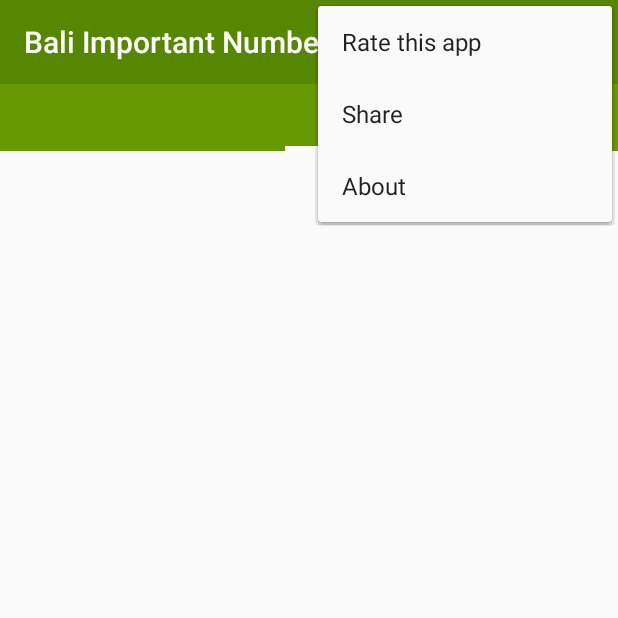
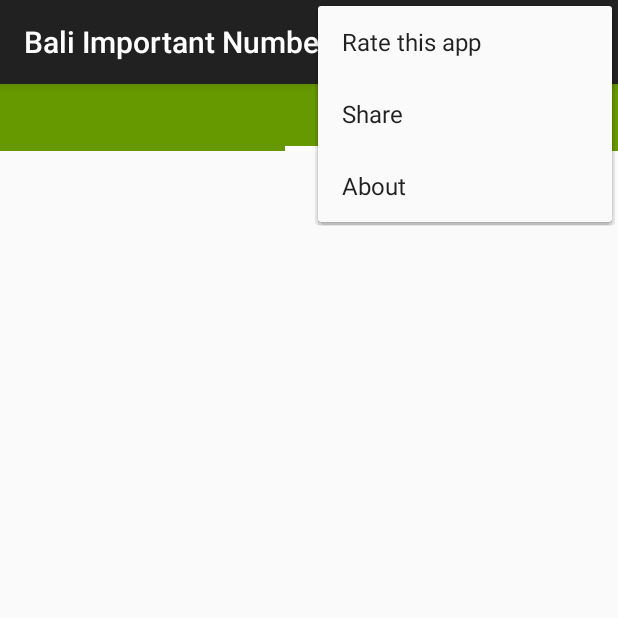
Before and after one commit to apps4bali/bali-important-numbers, an Android app: the screen it shows after launch (MainActivity), with the options menu open, on a phone screen of 412 x 824 dp, the top half of it. Run offline under Robolectric (Android 15) with nearby library versions, the phone set to English and light mode, and no system bars; our stand-ins replace Firebase (no records; nobody signed in at launch, a user with empty details on screens opened directly).

Commit message:
Enabled action bar and added loading indicator.

```diff
--- a/app/src/main/java/com/balicodes/balinumbers/MainActivity.java
+++ b/app/src/main/java/com/balicodes/balinumbers/MainActivity.java
@@ -8,10 +8,11 @@ import android.os.Bundle;
 import android.support.annotation.NonNull;
 import android.support.v4.view.ViewPager;
 import android.support.v7.app.AppCompatActivity;
-import android.support.v7.widget.Toolbar;
 import android.view.Menu;
 import android.view.MenuItem;
 import android.view.View;
+import android.widget.ProgressBar;
+import android.widget.Toast;
 
 import com.balicodes.balinumbers.models.Section;
 import com.google.android.gms.tasks.OnCompleteListener;
@@ -34,16 +35,13 @@ public class MainActivity extends AppCompatActivity {
         super.onCreate(savedInstanceState);
         setContentView(R.layout.activity_main);
 
-        Toolbar toolbar = (Toolbar) findViewById(R.id.toolbar);
-        toolbar.setTitleTextColor(getResources().getColor(R.color.white));
-        toolbar.setTitle(R.string.app_name);
-
-        setSupportActionBar(toolbar);
-
+        final ProgressBar progressBar = (ProgressBar) findViewById(R.id.progressBar);
         final PagerAdapter pagerAdapter = new PagerAdapter(getSupportFragmentManager(), sections);
-        ViewPager viewPager = (ViewPager) findViewById(R.id.pager);
+        final ViewPager viewPager = (ViewPager) findViewById(R.id.pager);
         viewPager.setAdapter(pagerAdapter);
         viewPager.setOffscreenPageLimit(sections.size());
+        viewPager.setVisibility(View.GONE);
+        progressBar.setVisibility(View.VISIBLE);
 
         FirebaseFirestore db = FirebaseFirestore.getInstance();
 
@@ -54,14 +52,18 @@ public class MainActivity extends AppCompatActivity {
                 .addOnCompleteListener(new OnCompleteListener<QuerySnapshot>() {
                     @Override
                     public void onComplete(@NonNull Task<QuerySnapshot> task) {
+                        progressBar.setVisibility(View.GONE);
+
                         if (task.isSuccessful()) {
                             sections.clear();
                             for (QueryDocumentSnapshot document : task.getResult()) {
                                 sections.add(new Section(document));
                             }
                             pagerAdapter.notifyDataSetChanged();
+                            viewPager.setVisibility(View.VISIBLE);
                         } else {
                             LOG.warning("Error getting collections: " + task.getException());
+                            Toast.makeText(MainActivity.this, "Oops! unable to load the numbers", Toast.LENGTH_LONG).show();
                         }
                     }
                 });
@@ -76,9 +78,6 @@ public class MainActivity extends AppCompatActivity {
 
     @Override
     public boolean onOptionsItemSelected(MenuItem item) {
-        // Handle action bar item clicks here. The action bar will
-        // automatically handle clicks on the Home/Up button, so long
-        // as you specify a parent activity in AndroidManifest.xml.
         int id = item.getItemId();
 
         switch (id) {
--- a/app/src/main/res/layout/activity_main.xml
+++ b/app/src/main/res/layout/activity_main.xml
@@ -6,14 +6,7 @@ android:layout_height="match_parent"
 android:orientation="vertical"
 tools:context=".MainActivity">
 
-    <android.support.v7.widget.Toolbar
-        android:id="@+id/toolbar"
-        android:layout_width="match_parent"
-        android:layout_height="wrap_content"
-        android:background="@color/green2" />
-
-        <android.support.v4.view.ViewPager
-            xmlns:android="http://schemas.android.com/apk/res/android"
+    <android.support.v4.view.ViewPager xmlns:android="http://schemas.android.com/apk/res/android"
         android:id="@+id/pager"
         android:layout_width="match_parent"
         android:layout_height="match_parent">
@@ -24,9 +17,16 @@ tools:context=".MainActivity">
             android:layout_height="wrap_content"
             android:layout_gravity="top"
             android:background="@color/green"
-                android:textColor="#fff"
             android:paddingTop="10dp"
-                android:paddingBottom="15dp" />
+            android:paddingBottom="15dp"
+            android:textColor="#fff" />
 
     </android.support.v4.view.ViewPager>
+
+    <ProgressBar
+        android:id="@+id/progressBar"
+        style="?android:attr/progressBarStyle"
+        android:layout_width="match_parent"
+        android:layout_height="wrap_content"
+        android:layout_marginTop="20dp" />
 </LinearLayout>
--- a/app/src/main/res/values/styles.xml
+++ b/app/src/main/res/values/styles.xml
@@ -1,7 +1,7 @@
 <resources>
 
     <!-- SectionFragment application theme. -->
-    <style name="AppTheme" parent="Theme.AppCompat.Light.NoActionBar">
+    <style name="AppTheme" parent="Theme.AppCompat.Light.DarkActionBar">
         <!-- Customize your theme here. -->
     </style>
 
```
Also changed, not shown: 1 other file. Lines whose indentation alone changed are shown as unchanged.
